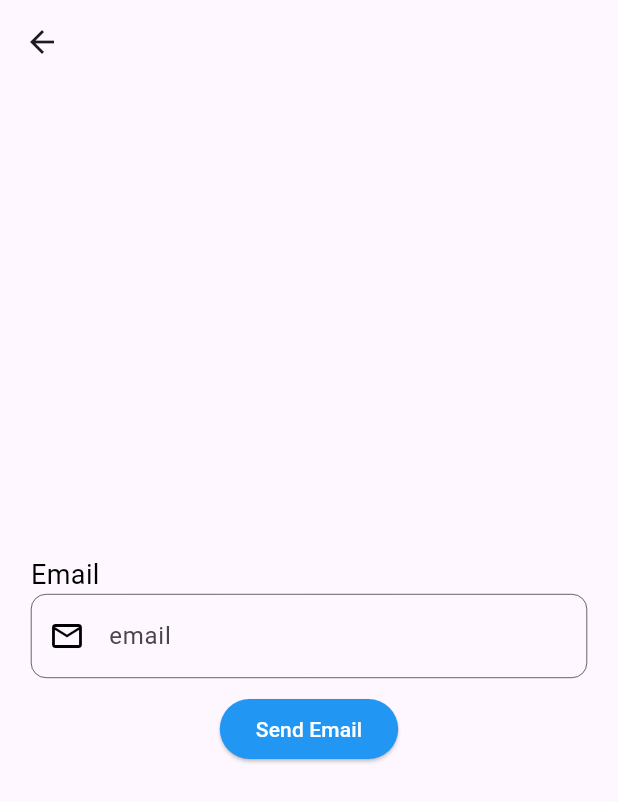
After one commit to akp-dev2230/health_plus, a Flutter app: the ForgetPasswordPage screen opened directly, after a tap on "Send Email", on a phone screen of 412 x 824 dp. The commit adds this screen. Shown: the top 802 px of the screen. Run offline on Flutter 3.47's test engine with Material 3 defaults, Android fonts, the phone set to English and light mode, and no system bars; our stand-ins replace cloud_firestore, curved_navigation_bar, firebase_auth, firebase_core, get, intl_phone_field and 2 more; accounts and stored records are empty; network calls fail.

Commit message:
forgot password feature added and user login status checked

```diff
--- a/lib/controller/auth_controller.dart
+++ b/lib/controller/auth_controller.dart
@@ -63,5 +63,29 @@ class AuthController extends GetxController{
   }
 
 
+  //reset password method
+  Future<void> sendPasswordResetLink({email,context}) async{
+    try{
+      await FirebaseAuth.instance.sendPasswordResetEmail(email: email);
+    }on FirebaseAuthException catch(e){
+      VxToast.show(context, msg: e.toString());
+    }
+  }
+
+  //check email is registered or not
+  Future<bool> checkUserExistence({email}) async {
+    try {
+      final querySnapshot = await FirebaseFirestore.instance
+          .collection('users') // Assuming you have a 'users' collection
+          .where('email', isEqualTo: email)
+          .get();
+
+      return querySnapshot.docs.isNotEmpty;
+    } catch (e) {
+      print('Error: $e');
+      return false;
+    }
+  }
+
 
 }
--- /dev/null
+++ b/lib/views/auth/forgetPassword_page.dart
@@ -0,0 +1,67 @@
+import 'package:firebase_auth/firebase_auth.dart';
+import 'package:get/get.dart';
+import 'package:health_plus/consts/const.dart';
+import 'package:health_plus/controller/auth_controller.dart';
+import 'package:health_plus/widget_common/textfield_cart.dart';
+import 'package:velocity_x/velocity_x.dart';
+
+class ForgetPasswordPage extends StatelessWidget {
+  const ForgetPasswordPage({super.key});
+
+  @override
+  Widget build(BuildContext context) {
+
+    var controller = Get.put(AuthController());
+
+    TextEditingController resetPassController = TextEditingController();
+
+    return Scaffold(
+      appBar: AppBar(),
+      body: Padding(
+        padding: EdgeInsets.all(context.screenWidth*0.05),
+        child: Column(
+          mainAxisAlignment: MainAxisAlignment.center,
+          crossAxisAlignment: CrossAxisAlignment.start,
+          children: [
+            const Text("Email", style: TextStyle(fontSize: 18.0,color: Colors.black),),
+            textFieldCart(
+              controller: resetPassController,
+              obscureBool: false,
+              keyboardType: TextInputType.emailAddress,
+              preFixIcon: Icons.email_outlined,
+              hintText: "email",
+            ),
+            const SizedBox(height: 10.0,),
+            Align(
+              alignment: Alignment.center,
+              child: ElevatedButton(
+                onPressed: () async{
+                  try{
+                    final response = await controller.checkUserExistence(email: resetPassController.text.toString());
+                    if(response){
+                      await controller.sendPasswordResetLink(email: resetPassController.text.toString());
+                      VxToast.show(context, msg: "link has been sent");
+                      Navigator.pop(context);
+                    }else{
+                      VxToast.show(context, msg: "user not registered");
+                    }
+                  }on FirebaseAuthException catch (e){
+                    if (e.code == 'user-not-found') {
+                      VxToast.show(context, msg: "No user found with this email.");
+                    } else {
+                      VxToast.show(context, msg: e.message ?? "An error occurred");
+                    }
+                  }
+                },
+                style: ElevatedButton.styleFrom(
+                  backgroundColor: Colors.blue,
+                ),
+                child: const Text("Send Email",style: TextStyle(color: Colors.white),),
+              ),
+            ),
+          ],
+        ),
+      ),
+    );
+  }
+}
--- a/lib/views/auth/login_page.dart
+++ b/lib/views/auth/login_page.dart
@@ -2,6 +2,7 @@ import 'package:flutter/cupertino.dart';
 import 'package:get/get.dart';
 import 'package:health_plus/consts/const.dart';
 import 'package:health_plus/controller/auth_controller.dart';
+import 'package:health_plus/views/auth/forgetPassword_page.dart';
 import 'package:health_plus/views/auth/signup_page.dart';
 import 'package:health_plus/views/main_page.dart';
 import 'package:health_plus/widget_common/textfield_cart.dart';
@@ -110,7 +111,12 @@ class _LoginPageState extends State<LoginPage> {
                            child: const Text("Login",style: TextStyle(color: Colors.white),),
                          ),
                        ),
-                       const Text("Forgot password?",style: TextStyle(color: Colors.black),),
+                       InkWell(
+                         onTap: (){
+                           Navigator.push(context, MaterialPageRoute(builder: (context)=>const ForgetPasswordPage()));
+                         },
+                         child: const Text("Forgot password?",style: TextStyle(color: Colors.black),),
+                       ),
                      ],
                    ),
                    const SizedBox(height: 5.0,),
--- a/lib/views/auth/signup_page.dart
+++ b/lib/views/auth/signup_page.dart
@@ -118,7 +118,6 @@ class _SignupPageState extends State<SignupPage> {
                 IntlPhoneField(
                   controller: phoneController,
                   initialCountryCode: 'IN',
-                  focusNode: FocusNode(),
                   keyboardType: TextInputType.number,
                   decoration: InputDecoration(
                     hintText: "phone number...",
--- a/lib/views/main_page.dart
+++ b/lib/views/main_page.dart
@@ -20,12 +20,6 @@ class _MainPageState extends State<MainPage> {
 
     var currentNavIndex = 0.obs;
 
-    var nav_item = <BottomNavigationBarItem>[
-      const BottomNavigationBarItem(icon: Icon(Icons.home),label: home),
-      const BottomNavigationBarItem(icon: Icon(Icons.bookmark_added_sharp),label: consultants),
-      const BottomNavigationBarItem(icon: Icon(Icons.person),label: profile),
-    ];
-
     var nav_body = [const HomePage(), const Vets(), const ProfilePage()];
 
 
@@ -42,7 +36,7 @@ class _MainPageState extends State<MainPage> {
           buttonBackgroundColor: const Color(0xFF93B1FE),
           color: const Color(0xFF93B1FE),
           backgroundColor: Colors.white,
-          items: [
+          items: const [
             Icon(Icons.home,size: 30,),
             Icon(Icons.bookmark_added_sharp,size: 30,),
             Icon(Icons.person,size: 30,),
--- a/lib/views/splash/splash_page.dart
+++ b/lib/views/splash/splash_page.dart
@@ -1,3 +1,4 @@
+import 'package:firebase_auth/firebase_auth.dart';
 import 'package:health_plus/consts/const.dart';
 import 'package:health_plus/views/auth/login_page.dart';
 import 'package:health_plus/views/main_page.dart';
@@ -12,13 +13,23 @@ class SplashPage extends StatefulWidget {
 
 class _SplashPageState extends State<SplashPage> {
 
+  void changeScreen(){
+    Future.delayed(const Duration(seconds: 6),(){
+      FirebaseAuth.instance.authStateChanges().listen((User? user){
+        if(user == null && mounted){
+          Navigator.pushReplacement(context, MaterialPageRoute(builder: (context)=> const LoginPage()));
+        }else{
+          Navigator.pushReplacement(context, MaterialPageRoute(builder: (context)=> const MainPage()));
+        }
+      });
+    });
+  }
+
   @override
   void initState() {
     // TODO: implement initState
     super.initState();
-    Future.delayed(Duration(seconds: 6),(){
-      Navigator.pushReplacement(context, MaterialPageRoute(builder: (context)=>const LoginPage()));
-    });
+    changeScreen();
   }
 
   @override
```
Also changed, not shown: pubspec.lock.
